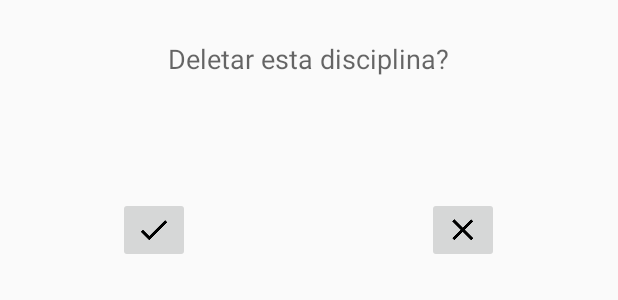
After one commit to EduardoSeguraFornari/Avaliacoes, an Android app: the layout deletar_disciplina.xml on its own in the app's theme, with its tools: preview values and no code run, on a phone screen of 412 x 824 dp. The commit adds this screen. Shown: the top 300 px of the screen. Run offline under Robolectric (Android 15) with nearby library versions, the phone set to English and light mode, and no system bars.

Commit message:
Adicionando funcionalidade deletar disciplina na pagina da disciplina

```diff
--- a/app/src/main/java/com/fornari/eduardo/avaliacoes/AvaliacaoActivity.java
+++ b/app/src/main/java/com/fornari/eduardo/avaliacoes/AvaliacaoActivity.java
@@ -25,11 +25,9 @@ import android.widget.TextView;
 import android.widget.Toast;
 
 import com.fornari.eduardo.avaliacoes.dao.AvaliacaoDAO;
-import com.fornari.eduardo.avaliacoes.dao.DisciplinaDAO;
 import com.fornari.eduardo.avaliacoes.dao.TipoAvaliacaoDAO;
 import com.fornari.eduardo.avaliacoes.database.DataBase;
 import com.fornari.eduardo.avaliacoes.model.Avaliacao;
-import com.fornari.eduardo.avaliacoes.model.Disciplina;
 import com.fornari.eduardo.avaliacoes.model.TipoAvaliacao;
 
 import java.text.DateFormat;
--- /dev/null
+++ b/app/src/main/res/layout/deletar_disciplina.xml
@@ -0,0 +1,55 @@
+<?xml version="1.0" encoding="utf-8"?>
+<LinearLayout xmlns:android="http://schemas.android.com/apk/res/android"
+    android:layout_width="match_parent" android:layout_height="match_parent"
+    android:orientation="vertical"
+    android:weightSum="1">
+
+    <TextView
+        android:layout_width="wrap_content"
+        android:layout_height="wrap_content"
+        android:textAppearance="?android:attr/textAppearanceMedium"
+        android:text="@string/label_deletar_disciplina"
+        android:id="@+id/textView"
+        android:layout_gravity="center_horizontal"
+        android:layout_marginTop="40px"
+        android:layout_marginBottom="120px"
+        android:paddingLeft="20dp"
+        android:paddingRight="20dp" />
+
+    <LinearLayout
+        android:orientation="horizontal"
+        android:layout_width="match_parent"
+        android:layout_height="wrap_content"
+        android:layout_gravity="center_horizontal"
+        android:layout_marginBottom="20px">
+
+        <LinearLayout
+            android:orientation="vertical"
+            android:layout_width="wrap_content"
+            android:layout_height="fill_parent"
+            android:layout_weight="1">
+
+            <ImageButton
+                android:layout_width="wrap_content"
+                android:layout_height="wrap_content"
+                android:id="@+id/imageButton_deletarDisciplina"
+                android:src="@drawable/ic_check_black_24dp"
+                android:layout_gravity="center_horizontal" />
+        </LinearLayout>
+
+        <LinearLayout
+            android:orientation="vertical"
+            android:layout_width="wrap_content"
+            android:layout_height="fill_parent"
+            android:layout_weight="1" >
+
+            <ImageButton
+                android:layout_width="wrap_content"
+                android:layout_height="wrap_content"
+                android:id="@+id/imageButton_cancelarDisciplina"
+                android:src="@drawable/ic_clear_black_24dp"
+                android:layout_gravity="center_horizontal" />
+        </LinearLayout>
+    </LinearLayout>
+
+</LinearLayout>
--- a/app/src/main/res/values/strings.xml
+++ b/app/src/main/res/values/strings.xml
@@ -19,5 +19,6 @@
     <string name="action_deletar">Deletar</string>
     <string name="action_selecionar">Selecionar</string>
     <string name="label_deletar_avaliacao">Deletar esta avaliação?</string>
+    <string name="label_deletar_disciplina">Deletar esta disciplina?</string>
 
 </resources>
```
Also changed, not shown: app/src/main/java/com/fornari/eduardo/avaliacoes/DisciplinaActivity.java (+40 -3 lines), app/src/main/java/com/fornari/eduardo/avaliacoes/dao/AvaliacaoDAO.java (+9 -0 lines), app/src/main/java/com/fornari/eduardo/avaliacoes/dao/DisciplinaDAO.java (+9 -0 lines), app/src/main/res/menu/disciplina.xml (+7 -1 lines).
